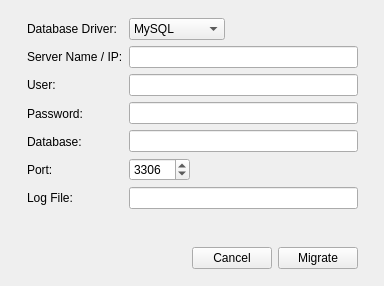
The window that example/configconnection.ui (AndersonSKM/FvDatabase) describes before a commit, drawn with Qt 5.
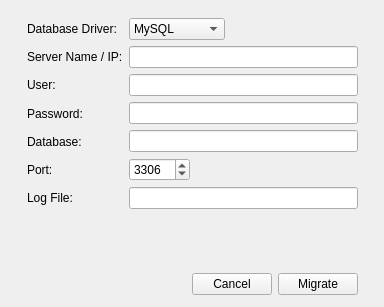
The same window after the commit. Icons and pictures are not drawn.

```diff
--- a/example/configconnection.ui
+++ b/example/configconnection.ui
@@ -10,7 +10,7 @@
     <x>0</x>
     <y>0</y>
     <width>384</width>
-    <height>286</height>
+    <height>307</height>
    </rect>
   </property>
   <property name="acceptDrops">
@@ -28,7 +28,7 @@
      <x>10</x>
      <y>0</y>
      <width>381</width>
-     <height>291</height>
+     <height>301</height>
     </rect>
    </property>
    <property name="currentIndex">
@@ -41,16 +41,16 @@
        <x>7</x>
        <y>8</y>
        <width>354</width>
-       <height>271</height>
+       <height>291</height>
       </rect>
      </property>
-     <widget class="QWidget" name="">
+     <widget class="QWidget" name="layoutWidget">
       <property name="geometry">
        <rect>
         <x>10</x>
         <y>10</y>
         <width>331</width>
-        <height>251</height>
+        <height>277</height>
        </rect>
       </property>
       <layout class="QVBoxLayout" name="verticalLayout_4">
```
